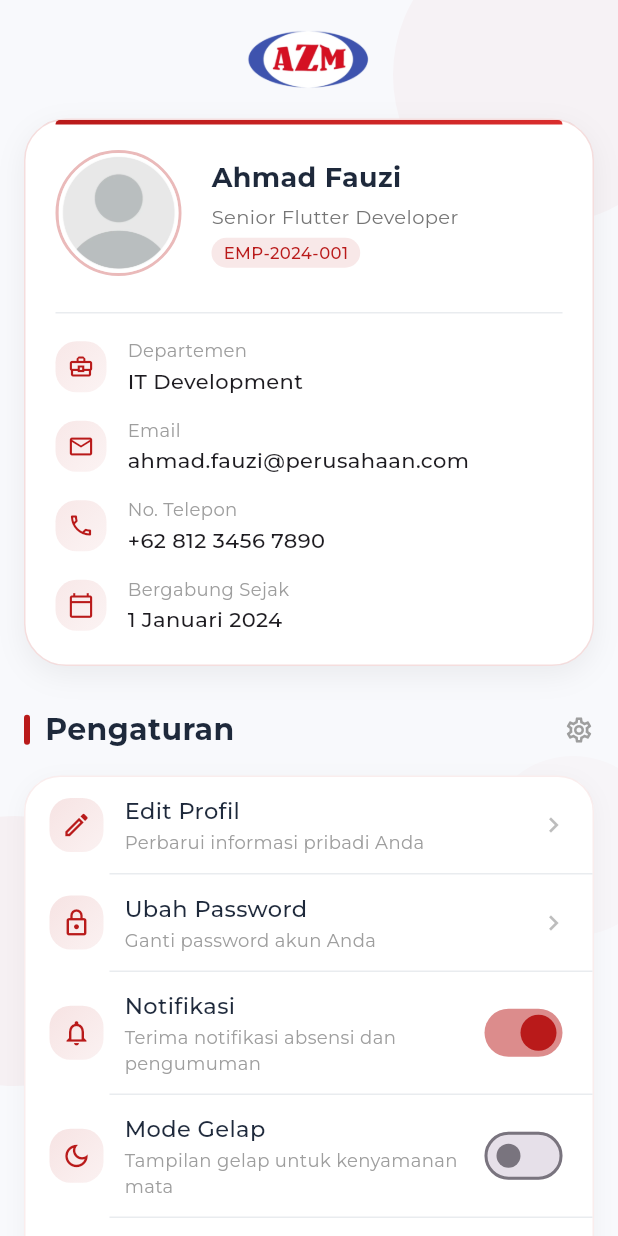
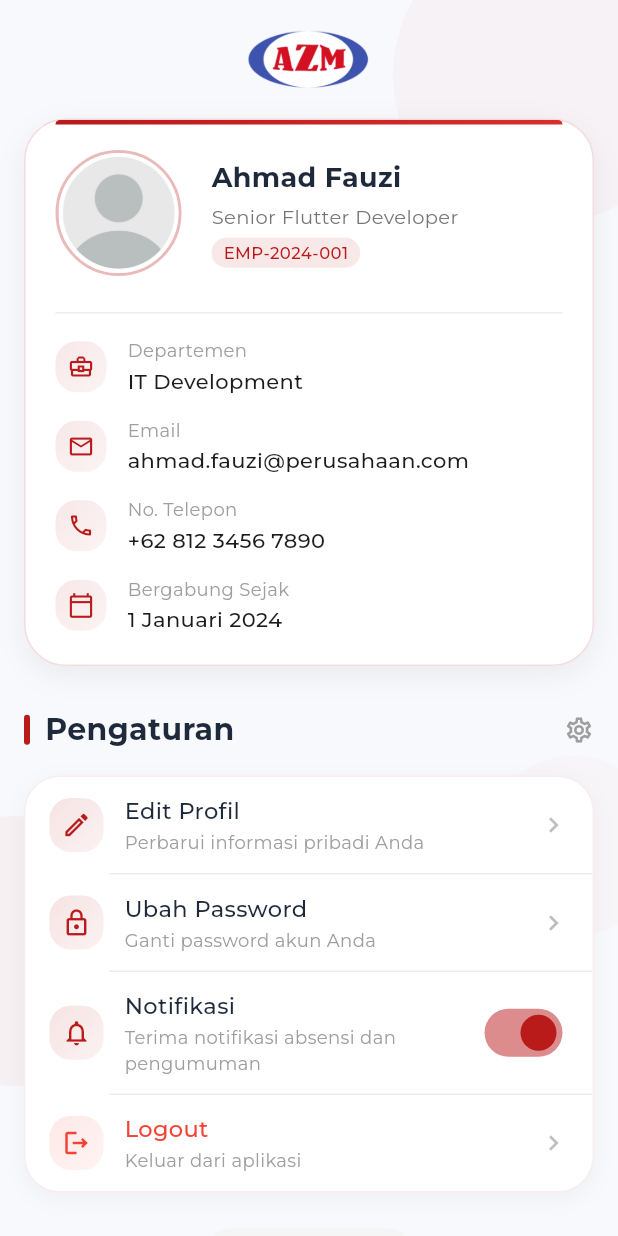
Before and after one commit to AryaaaSyaifuddin/MI-RISE, a Flutter app: the ProfileScreen screen opened directly, on a phone screen of 412 x 824 dp. Run offline on Flutter 3.47's test engine with Material 3 defaults, Android fonts, the phone set to English and light mode, and no system bars; our stand-ins replace camera, geolocator, google_fonts.

Commit message:
Hapus beberapa fitur

```diff
--- a/lib/screens/profile_screen.dart
+++ b/lib/screens/profile_screen.dart
@@ -15,7 +15,6 @@ class _ProfileScreenState extends State<ProfileScreen> {
   String _email = 'ahmad.fauzi@perusahaan.com';
   String _phone = '+62 812 3456 7890';
   String _joinDate = '1 Januari 2024';
-  bool _isDarkMode = false;
   bool _notificationsEnabled = true;
 
   @override
@@ -313,23 +312,6 @@ class _ProfileScreenState extends State<ProfileScreen> {
                         ),
                         const Divider(height: 1, indent: 56, color: Color(0xFFE9ECEF)),
                         _SettingsTile(
-                          icon: Icons.dark_mode_outlined,
-                          title: 'Mode Gelap',
-                          subtitle: 'Tampilan gelap untuk kenyamanan mata',
-                          trailing: Switch(
-                            value: _isDarkMode,
-                            onChanged: (value) {
-                              setState(() {
-                                _isDarkMode = value;
-                                // Implementasi mode gelap bisa ditambahkan nanti
-                              });
-                            },
-                            activeColor: const Color(0xFFB91A1A),
-                          ),
-                          onTap: () {},
-                        ),
-                        const Divider(height: 1, indent: 56, color: Color(0xFFE9ECEF)),
-                        _SettingsTile(
                           icon: Icons.logout_outlined,
                           title: 'Logout',
                           subtitle: 'Keluar dari aplikasi',
```
